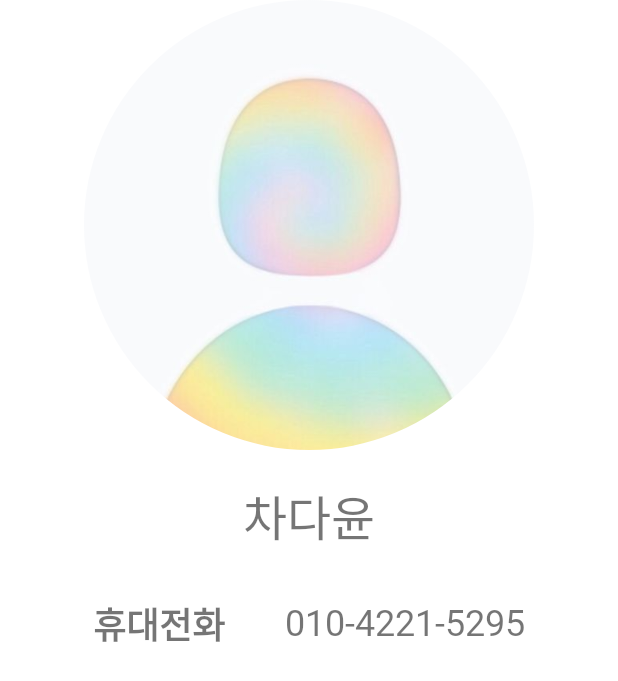
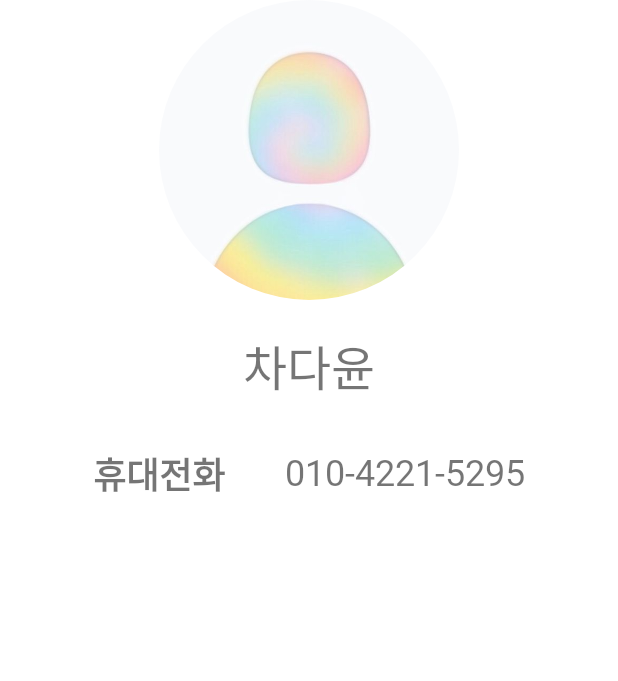
Before and after one commit to dycha0430/CS496_Project1, an Android app: the layout activity_contact_detail.xml on its own in the app's theme, with its tools: preview values and no code run, on a phone screen of 412 x 824 dp. Shown: the top 681 px of the screen. Run offline under Robolectric (Android 15) with nearby library versions, the phone set to English and light mode, and no system bars.

Commit message:
12/31 commit

```diff
--- /dev/null
+++ b/Project1/app/src/main/java/com/example/project1/ui/phone/ItemTouchHelperListener.java
@@ -0,0 +1,5 @@
+package com.example.project1.ui.phone;
+
+public interface ItemTouchHelperListener {
+    void onItemSwipe(int position);
+}
--- a/Project1/app/src/main/res/layout/activity_contact_detail.xml
+++ b/Project1/app/src/main/res/layout/activity_contact_detail.xml
@@ -7,21 +7,21 @@
     android:layout_gravity="center">
 
     <androidx.cardview.widget.CardView
-        android:layout_width="300dp"
-        android:layout_height="300dp"
+        android:layout_width="200dp"
+        android:layout_height="200dp"
         app:cardCornerRadius="1000dp"
         app:cardElevation="0dp"
         android:layout_gravity="center"
         >
         <ImageView
-            android:id="@+id/profileImageView"
+            android:id="@+id/detailProfileImageView"
             android:layout_width="wrap_content"
             android:layout_height="match_parent"
             app:srcCompat="@drawable/user"/>
     </androidx.cardview.widget.CardView>
 
     <TextView
-        android:id="@+id/nameTextView"
+        android:id="@+id/detailNameTextView"
         android:layout_width="match_parent"
         android:layout_height="wrap_content"
         android:textSize="32dp"
@@ -43,7 +43,7 @@
             android:text="휴대전화"
             android:paddingRight="40dp"/>
         <TextView
-            android:id="@+id/phoneNumTextView"
+            android:id="@+id/detailPhoneNumTextView"
             android:layout_width="wrap_content"
             android:layout_height="match_parent"
             android:textSize="24dp"
--- a/Project1/app/src/main/res/layout/phone_num_item.xml
+++ b/Project1/app/src/main/res/layout/phone_num_item.xml
@@ -44,15 +44,15 @@
     <androidx.cardview.widget.CardView
         android:layout_width="50dp"
         android:layout_height="50dp"
-        app:cardCornerRadius="15dp"
+        app:cardCornerRadius="30dp"
         app:cardElevation="0dp"
         >
+
         <ImageView
             android:id="@+id/imageView"
             android:layout_width="match_parent"
             android:layout_height="match_parent"
-            app:srcCompat="@drawable/ic_launcher_foreground"
-            />
+            app:srcCompat="@drawable/ic_launcher_background" />
     </androidx.cardview.widget.CardView>
 
 </LinearLayout>
```
Also changed, not shown: Project1/app/src/main/java/com/example/project1/ui/phone/ContactDetailActivity.java (+19 -1 lines), Project1/app/src/main/java/com/example/project1/ui/phone/ItemTouchHelperCallback.java (added, +39 -0 lines), Project1/app/src/main/java/com/example/project1/ui/phone/PhoneTabAdapter.java (+35 -26 lines), Project1/app/src/main/java/com/example/project1/ui/phone/PhoneTabFragment.java (+8 -0 lines), Project1/app/src/main/res/drawable/ic_baseline_circle_24.xml (added, +10 -0 lines), Project1/app/src/main/res/drawable/profile_background.xml (+3 -4 lines).
